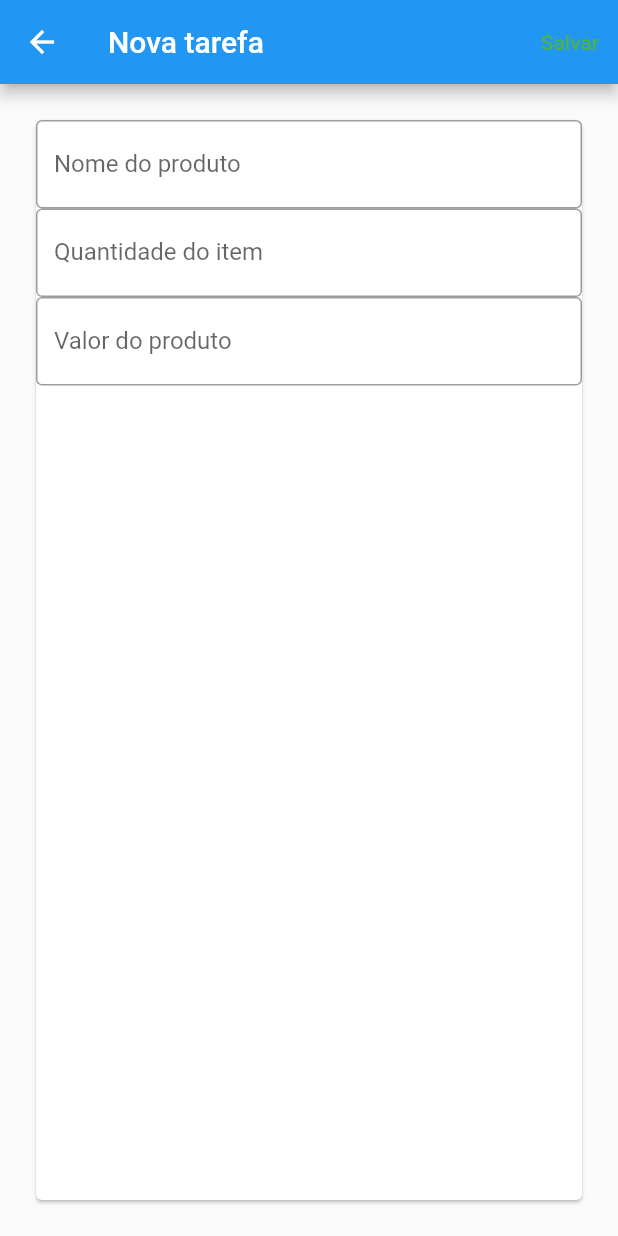
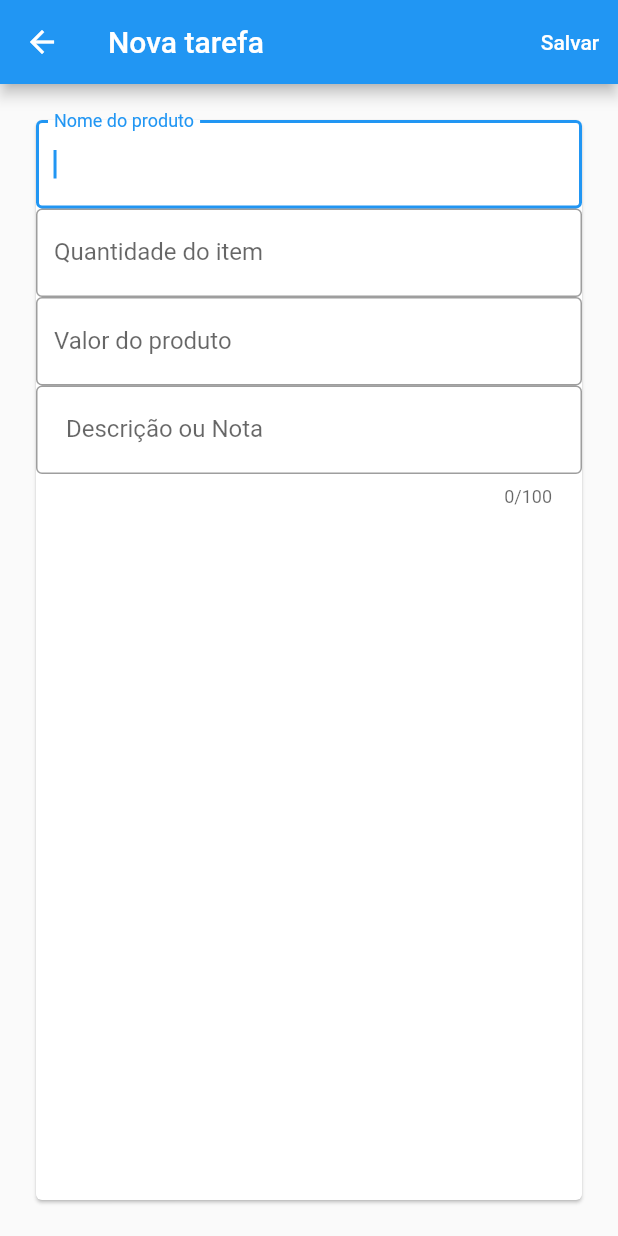
Before and after one commit to WillianLiduenha/listinha, a Flutter app: the NovaPage screen opened by its route, on a phone screen of 412 x 824 dp. Run offline on Flutter 3.47's test engine with Material 2 defaults, Android fonts, the phone set to English and light mode, and no system bars; missing offline and left inert: dart:html.

Commit message:
Adicionei a possibilidade de 'notas' e um quick view delas apertando o botão de descrição

```diff
--- a/lib/models/tarefa.model.dart
+++ b/lib/models/tarefa.model.dart
@@ -6,6 +6,7 @@ class Tarefa {
   double valor;
   bool finalizada;
   bool ativo;
+  String descricao;
   // Contrutor:
   Tarefa(
       {this.id,
@@ -13,5 +14,6 @@ class Tarefa {
       this.qtd,
       this.valor,
       this.finalizada = false,
-      this.ativo = true});
+      this.ativo = true,
+      this.descricao = "Sem descrição."});
 }
--- a/lib/repositories/tarefa.repository.dart
+++ b/lib/repositories/tarefa.repository.dart
@@ -9,18 +9,16 @@ class TarefaRepository {
     if (tarefas.isEmpty) {
       tarefas.add(Tarefa(
           id: "1",
-          texto: "Lavar o carro",
+          texto: "Maçã",
           qtd: 15,
           valor: 10,
-          finalizada: false));
+          finalizada: false,
+          descricao:
+              "Pegue apenas as maçãs grandes! As pequenas não da nem pra 2 mordidas."));
       tarefas.add(Tarefa(
-          id: "2", texto: "Comprar um", qtd: 16, valor: 90, finalizada: false));
+          id: "2", texto: "Pêra", qtd: 16, valor: 90, finalizada: false));
       tarefas.add(Tarefa(
-          id: "3",
-          texto: "Comprar dois",
-          qtd: 10,
-          valor: 100,
-          finalizada: false));
+          id: "3", texto: "Pepino", qtd: 10, valor: 100, finalizada: false));
     }
   }
 
--- a/lib/views/nova.page.dart
+++ b/lib/views/nova.page.dart
@@ -28,7 +28,7 @@ class NovaPage extends StatelessWidget {
             child: Text(
               "Salvar",
               style: TextStyle(
-                color: Colors.green,
+                color: Colors.white,
               ),
             ),
             onPressed: () => onSave(context),
@@ -42,6 +42,7 @@ class NovaPage extends StatelessWidget {
           child: Card(
             child: Column(children: [
               TextFormField(
+                autofocus: true,
                 decoration: InputDecoration(
                   labelText: "Nome do produto",
                   border: OutlineInputBorder(),
@@ -70,6 +71,17 @@ class NovaPage extends StatelessWidget {
                 validator: (value) =>
                     value.isEmpty ? "Campo obrigatório" : null,
               ),
+              TextFormField(
+                maxLength: 100,
+                keyboardType: TextInputType.number,
+                decoration: InputDecoration(
+                  labelText: "Descrição ou Nota",
+                  border: OutlineInputBorder(),
+                  isDense: true,
+                  contentPadding: EdgeInsets.all(20),
+                ),
+                onSaved: (value) => _tarefa.descricao = value,
+              ),
             ]),
           ),
         ),
```
Also changed, not shown: lib/views/edita.page.dart (+13 -1 lines), lib/views/lista.page.dart (+19 -1 lines).
